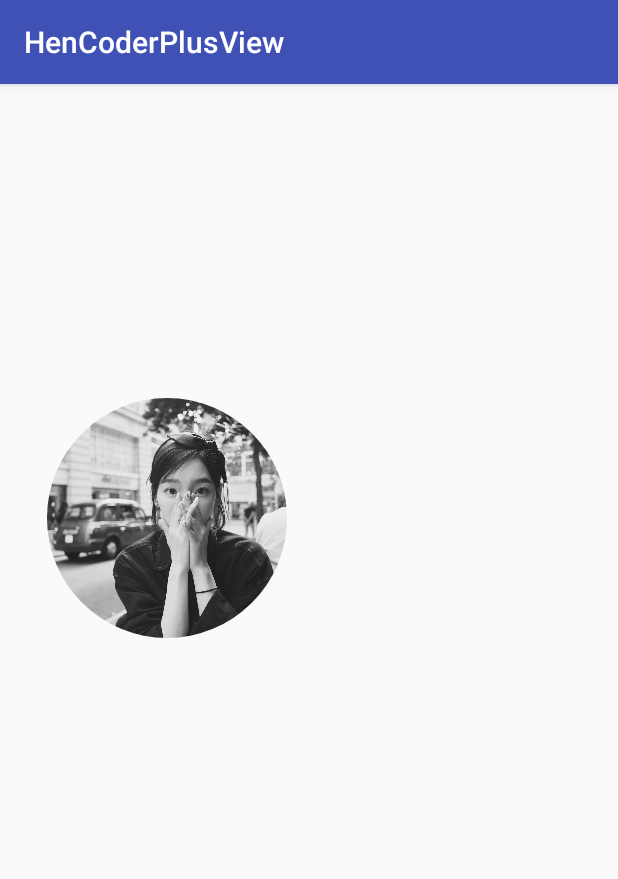
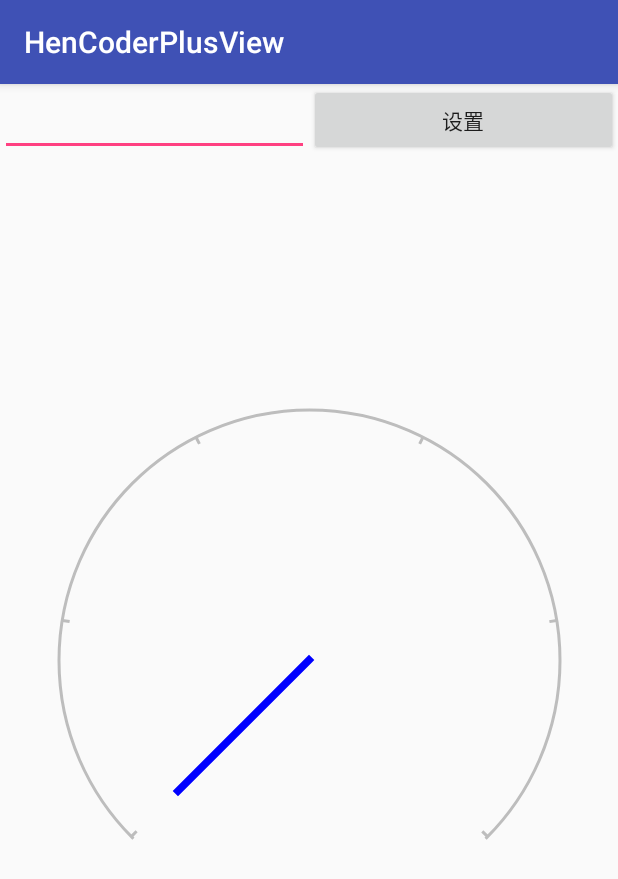
Before and after one commit to CherryLover/HenCoderPlusView, an Android app: the screen it shows after launch (MainActivity), on a phone screen of 412 x 824 dp. Shown: the top 879 px of the screen. Run offline under Robolectric (Android 15) with nearby library versions, the phone set to English and light mode, and no system bars.

Commit message:
1. DashView 绘画完成，增加指针效果； 2. SportsView 增加动画； 3. RoundAvatar 增加边框；

```diff
--- a/app/src/main/java/me/monster/hencoderplusview/MainActivity.java
+++ b/app/src/main/java/me/monster/hencoderplusview/MainActivity.java
@@ -1,17 +1,51 @@
 package me.monster.hencoderplusview;
 
+import android.animation.ObjectAnimator;
 import android.os.Bundle;
 import android.support.v7.app.AppCompatActivity;
-import android.widget.ImageView;
+import android.view.View;
+import android.widget.Button;
+import android.widget.EditText;
+
+import me.monster.hencoderplusview.view.DashView;
+import me.monster.hencoderplusview.view.SportsView;
 
 /**
  * @author PVer
  */
 public class MainActivity extends AppCompatActivity {
 
+    private DashView mDashView;
+    private EditText etValue;
+    private SportsView spView;
+    private Button btnClick;
+
     @Override
     protected void onCreate(Bundle savedInstanceState) {
         super.onCreate(savedInstanceState);
         setContentView(R.layout.activity_main);
+
+        mDashView = findViewById(R.id.dash_board);
+        etValue = findViewById(R.id.et_value);
+//        spView = findViewById(R.id.dash_board);
+        btnClick = findViewById(R.id.btn_set);
+
+        btnClick.setOnClickListener(new View.OnClickListener() {
+            @Override
+            public void onClick(View v) {
+//                ObjectAnimator objectAnimator = ObjectAnimator.ofFloat(spView, "value", 0, Float.parseFloat(etValue.getText().toString().trim()));
+//                objectAnimator.start();
+                ObjectAnimator objectAnimator = ObjectAnimator.ofFloat(mDashView, "value", 0, Float.parseFloat(etValue.getText().toString().trim()));
+                objectAnimator.start();
+            }
+        });
+
+    }
+
+    public void setValue(View view) {
+        String strEtValue = etValue.getText().toString().trim();
+        mDashView.setValue(Integer.parseInt(strEtValue));
+
+//        spView.setValue(Integer.parseInt(etValue.getText().toString().trim()));
     }
 }
--- a/app/src/main/java/me/monster/hencoderplusview/view/DashView.java
+++ b/app/src/main/java/me/monster/hencoderplusview/view/DashView.java
@@ -20,13 +20,25 @@ import me.monster.hencoderplusview.util.ValueUtil;
  * Created in 2018/7/16 9:11
  */
 public class DashView extends View {
+    private final float DASH_WIDTH = ValueUtil.dpToPixel(2);
+    private final float PADDING = ValueUtil.dpToPixel(8);
+    private final float DASH_PATH_WIDTH = ValueUtil.dpToPixel(2);
+    private final float DASH_PATH_LENGTH = ValueUtil.dpToPixel(5);
+
+    private final float toWidth = ValueUtil.dpToPixel(5);
+
+    private final int START_ANGLE = 135;
+    private final int SWEEP_ANGELE = 270;
+
+    private final int TOTAL_DASH = 5;
+
+    PathMeasure pathMeasure = new PathMeasure();
     private Paint mPaint = new Paint(Paint.ANTI_ALIAS_FLAG);
-    private float strokeWidth = ValueUtil.dpToPixel(2);
-    private float padding = ValueUtil.dpToPixel(8);
     private Path mDashPath = new Path();
     private Path mArcPath = new Path();
-    private PathDashPathEffect mRectPathDash = null;
+    private PathDashPathEffect mPathDashPathEffect = null;
     private RectF dashRectF = new RectF();
+    private float value;
 
     public DashView(Context context) {
         super(context);
@@ -45,31 +57,58 @@ public class DashView extends View {
         super(context, attrs, defStyleAttr, defStyleRes);
     }
 
-    private void init() {
-        dashRectF.set(padding, padding, getWidth() - padding, getHeight() - padding);
-        mDashPath.addRect(0, 0, ValueUtil.dpToPixel(5), ValueUtil.dpToPixel(2), Path.Direction.CCW);
-        PathMeasure pathMeasure = new PathMeasure(mArcPath, false);
-        mRectPathDash = new PathDashPathEffect(mArcPath, 0, pathMeasure.getLength() / 20, PathDashPathEffect.Style.ROTATE);
-
-        mPaint.setColor(Color.parseColor("#bdbdbd"));
-        mPaint.setStyle(Paint.Style.STROKE);
-        mPaint.setStrokeWidth(strokeWidth);
-        mPaint.setStrokeCap(Paint.Cap.SQUARE);
-    }
-
     @Override
     protected void onDraw(Canvas canvas) {
         super.onDraw(canvas);
         init();
-//        mArcPath.addArc(dashRectF, 120, 300);
-//        canvas.drawPath(mArcPath, mPaint);
+        mArcPath.addArc(dashRectF, START_ANGLE, SWEEP_ANGELE);
+        canvas.drawPath(mArcPath, mPaint);
 
+        pathMeasure.setPath(mArcPath, false);
+        mPathDashPathEffect = new PathDashPathEffect(mDashPath, (pathMeasure.getLength() - DASH_PATH_WIDTH) / TOTAL_DASH, 0, PathDashPathEffect.Style.ROTATE);
 
-        // TODO: 2018/7/16 刻度的绘制
-
-        mPaint.setPathEffect(mRectPathDash);
-        mArcPath.addArc(dashRectF, 120, 300);
+        mPaint.setPathEffect(mPathDashPathEffect);
+        mArcPath.addArc(dashRectF, START_ANGLE, SWEEP_ANGELE);
         canvas.drawPath(mArcPath, mPaint);
         mPaint.setPathEffect(null);
+
+        //绘制指针
+        mPaint.setStrokeWidth(toWidth);
+        mPaint.setColor(Color.BLUE);
+        canvas.save();
+        if (value == 0) {
+            canvas.drawLine(getWidth() / 2, getHeight() / 2, getWidth() / 4, getHeight() / 2 + getHeight() / 4, mPaint);
+        } else {
+            canvas.rotate(getAngle() - START_ANGLE, getWidth() / 2, getHeight() / 2);
+            canvas.drawLine(getWidth() / 2, getHeight() / 2, getWidth() / 4, getHeight() / 2 + getHeight() / 4, mPaint);
+        }
+    }
+
+    private void init() {
+        dashRectF.set(PADDING, PADDING, getWidth() - PADDING, getHeight() - PADDING);
+        mDashPath.addRect(0, 0, DASH_PATH_WIDTH, DASH_PATH_LENGTH, Path.Direction.CCW);
+
+        mPaint.setColor(Color.parseColor("#bdbdbd"));
+        mPaint.setStyle(Paint.Style.STROKE);
+        mPaint.setStrokeWidth(DASH_WIDTH);
+        mPaint.setStrokeCap(Paint.Cap.SQUARE);
+    }
+
+    private float getAngle() {
+        return (value - 1) / TOTAL_DASH * SWEEP_ANGELE + START_ANGLE;
+    }
+
+    /**
+     * 用于外部调用设置 指针指向位置
+     *
+     * @param value 具体的 刻度
+     */
+    public void setValue(float value) {
+        this.value = value;
+        invalidate();
+    }
+
+    public float getValue() {
+        return value;
     }
 }
--- a/app/src/main/java/me/monster/hencoderplusview/view/RoundAvatar.java
+++ b/app/src/main/java/me/monster/hencoderplusview/view/RoundAvatar.java
@@ -56,9 +56,13 @@ public class RoundAvatar extends View {
 
         // TODO: 2018/7/16 移动画布到界面中心点
 
+        mPaint.setColor(Color.parseColor("#FFEB3B"));
+        canvas.drawCircle(avatarBitmap.getWidth() / 2, avatarBitmap.getHeight() / 2, avatarBitmap.getWidth() / 2, mPaint);
+
+
         mRectF.set(0, 0, getWidth(), getHeight());
         int saveLayer = canvas.saveLayer(mRectF, mPaint);
-        canvas.drawCircle(avatarBitmap.getWidth() / 2, avatarBitmap.getHeight() / 2, avatarBitmap.getWidth() / 2, mPaint);
+        canvas.drawCircle(avatarBitmap.getWidth() / 2, avatarBitmap.getHeight() / 2, avatarBitmap.getWidth() / 2 - ValueUtil.dpToPixel(5), mPaint);
 //        canvas.drawCircle(getWidth() / 2, getHeight() / 2, getWidth() / 2 - padding, mPaint);
 
         mPaint.setXfermode(xMode);
--- a/app/src/main/res/layout/activity_main.xml
+++ b/app/src/main/res/layout/activity_main.xml
@@ -6,7 +6,8 @@
     android:layout_height="match_parent"
     tools:context=".MainActivity">
 
-    <me.monster.hencoderplusview.view.RoundAvatar
+    <me.monster.hencoderplusview.view.DashView
+        android:id="@+id/dash_board"
         android:layout_width="350dp"
         android:layout_height="350dp"
         app:layout_constraintBottom_toBottomOf="parent"
@@ -14,4 +15,21 @@
         app:layout_constraintRight_toRightOf="parent"
         app:layout_constraintTop_toTopOf="parent" />
 
+    <EditText
+        android:id="@+id/et_value"
+        android:layout_width="0dp"
+        android:layout_height="48dp"
+        android:inputType="number"
+        app:layout_constraintLeft_toLeftOf="parent"
+        app:layout_constraintRight_toLeftOf="@+id/btn_set" />
+
+    <Button
+        android:id="@+id/btn_set"
+        android:layout_width="0dp"
+        android:layout_height="48dp"
+        android:text="设置"
+        android:onClick="setValue"
+        app:layout_constraintLeft_toRightOf="@+id/et_value"
+        app:layout_constraintRight_toRightOf="parent" />
+
 </android.support.constraint.ConstraintLayout>
```
Also changed, not shown: app/src/main/java/me/monster/hencoderplusview/view/PieView.java (+7 -3 lines), app/src/main/java/me/monster/hencoderplusview/view/SportsView.java (+12 -6 lines).
